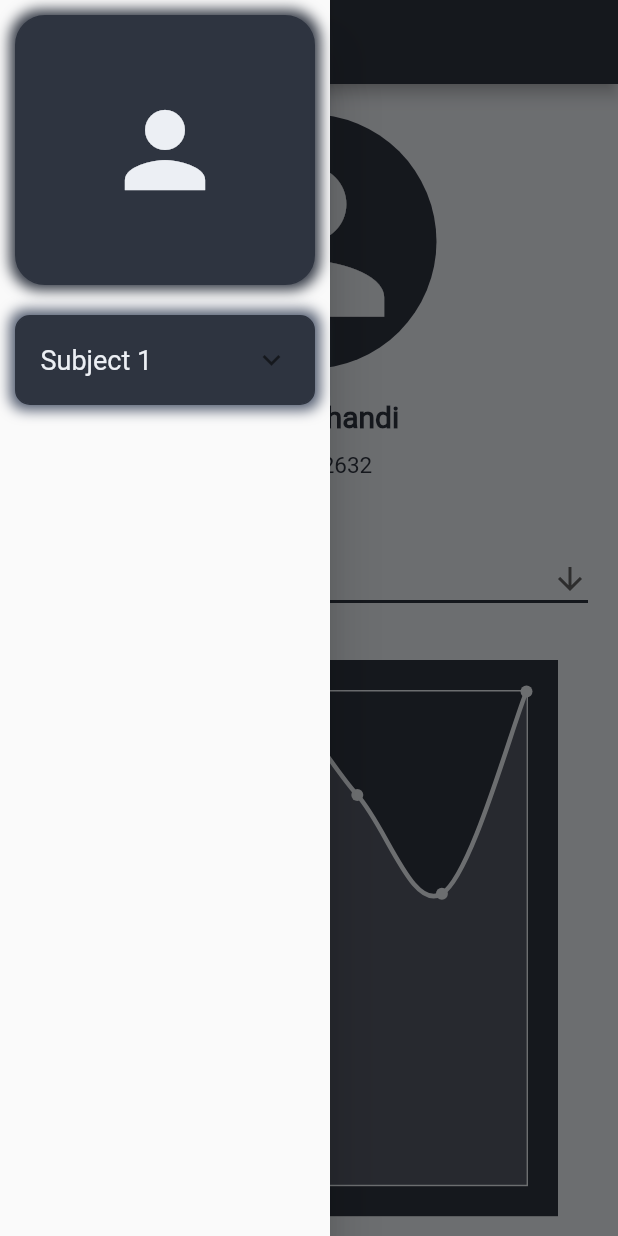
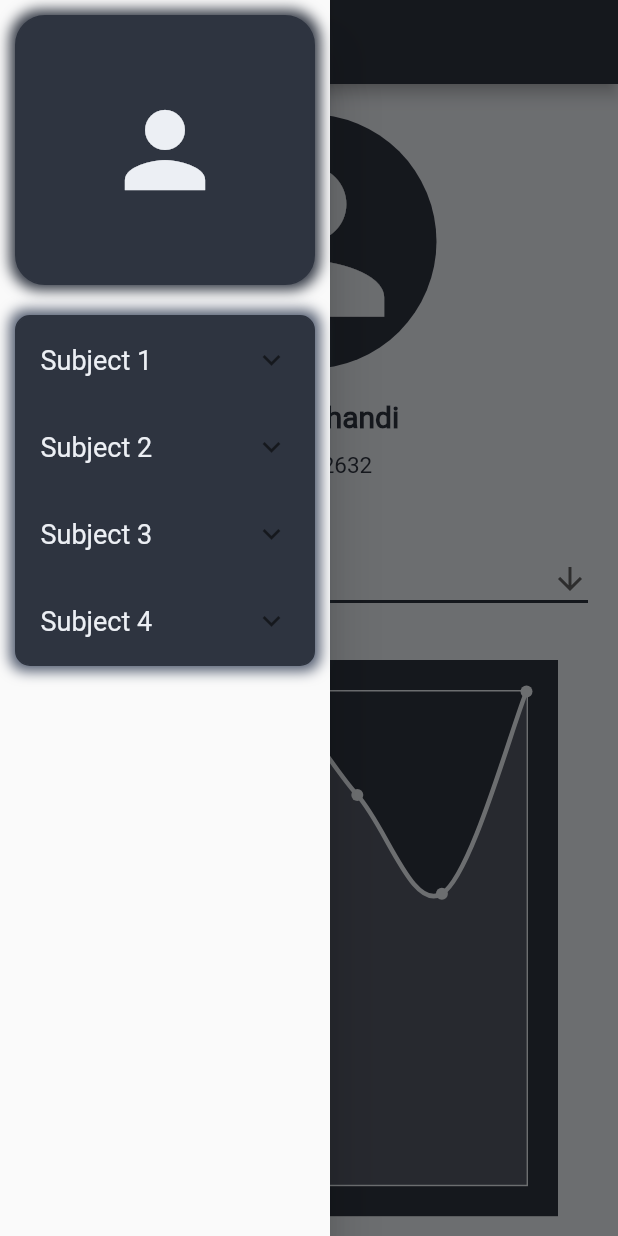
Before and after one commit to aldihsuhandi/SE-Bruh, a Flutter app: the screen it shows after launch, with the side drawer open, on a phone screen of 412 x 824 dp. Run offline on Flutter 3.47's test engine with Material 2 defaults, Android fonts, the phone set to English and light mode, and no system bars; drawn by our look-alikes of fl_chart; our stand-ins replace hexcolor.

Commit message:
rework drawer again

```diff
--- a/lib/main.dart
+++ b/lib/main.dart
@@ -22,8 +22,11 @@ void main()
     user.addScore("Physics", 100);
 
     // subject temporary file
-    // List<Subject> subjects = [];
-    // subjects.add(new Subject("Temp Subject"));
+    List<Subject> subjects = [];
+    subjects.add(new Subject("SU001", "Subject 1"));
+    subjects.add(new Subject("SU002", "Subject 2"));
+    subjects.add(new Subject("SU003", "Subject 3"));
+    subjects.add(new Subject("SU004", "Subject 4"));
 
-    runApp(MaterialApp(home: Profile(user)));
+    runApp(MaterialApp(home: Profile(user, subjects)));
 }
--- a/lib/widget/drawer.dart
+++ b/lib/widget/drawer.dart
@@ -4,12 +4,14 @@ import 'package:hexcolor/hexcolor.dart';
 // include other dart file
 import 'subject.dart';
 import '../src/user.dart';
+import '../src/subject.dart';
 
 class NavMenu extends StatelessWidget
 {
     final User user;
+    final List<Subject> subjects;
     final String currScreen;
-    NavMenu(this.user, this.currScreen);
+    NavMenu(this.user, this.subjects, this.currScreen);
     @override
     Widget build(BuildContext context)
     {
@@ -22,7 +24,7 @@ class NavMenu extends StatelessWidget
                     ),
                     children: <Widget> [
                         ProfileButton(user, currScreen),
-                        SubjectList(user),
+                        SubjectList(user, subjects),
                     ]
                 ),
             ),
@@ -82,10 +84,27 @@ class ProfileButton extends StatelessWidget
 class SubjectList extends StatelessWidget
 {
     final User user;
-    SubjectList(this.user);
+    final List<Subject> subjects;
+    SubjectList(this.user, this.subjects);
     @override
     Widget build(BuildContext context)
     {
+        List<Widget> subjectTile = [];
+
+        for(Subject subject in subjects) {
+            ExpansionTile temp = new ExpansionTile(
+                title: Text(
+                    subject.getSubjectName(),
+                    style: TextStyle(
+                        fontSize: 18,
+                        color: HexColor("#eceff4")
+                    ),
+                ),
+            );
+
+            subjectTile.add(temp);
+        }
+
         return Container(
             margin: EdgeInsets.all(10),
             decoration: BoxDecoration(
@@ -104,51 +123,7 @@ class SubjectList extends StatelessWidget
                 borderRadius: BorderRadius.all(Radius.circular(10)),
             ),
             child: Column(
-                children: [
-                    ExpansionTile(
-                        title: Text(
-                            "Subject 1",
-                            style: TextStyle(
-                                fontSize: 18,
-                                color: HexColor("#eceff4"),
-                            ),
-                        ),
-                        children: <Widget>[
-                            ListTile(
-                                title: Center(
-                                    child: Text(
-                                        "Session 1",
-                                        style: TextStyle(
-                                            fontSize: 15,
-                                            color: HexColor("#eceff4"),
-                                        ),
-                                    ),
-                                ),
-                                onTap: () {
-                                    Navigator.pop(context);
-                                    Navigator.push(
-                                        context,
-                                        MaterialPageRoute(builder: (context) => Sessionpage(user)),
-                                    );
-                                },
-                            ),
-                            ListTile(
-                                title: Center(
-                                    child: Text(
-                                        "Session 2",
-                                        style: TextStyle(
-                                            fontSize: 15,
-                                            color: HexColor("#eceff4"),
-                                        ),
-                                    ),
-                                ),
-                                onTap: () {
-                                    Navigator.pop(context);
-                                },
-                            )
-                        ],
-                    ),
-                ],
+                children: subjectTile
             ),
         );
     }
--- a/lib/widget/profile.dart
+++ b/lib/widget/profile.dart
@@ -5,11 +5,13 @@ import 'package:hexcolor/hexcolor.dart';
 import 'drawer.dart';
 import 'scorecharts.dart';
 import '../src/user.dart';
+import '../src/subject.dart';
 
 class Profile extends StatelessWidget
 {
     final User user;
-    Profile(this.user);
+    final List<Subject> subjects;
+    Profile(this.user, this.subjects);
     @override
     Widget build(BuildContext context)
     {
@@ -87,7 +89,7 @@ class Profile extends StatelessWidget
                     ),
                 ],
             ),
-            drawer: NavMenu(user, "profile"),
+            drawer: NavMenu(user, subjects, "profile"),
         );
     }
 }
--- a/lib/widget/subject.dart
+++ b/lib/widget/subject.dart
@@ -4,11 +4,13 @@ import 'package:hexcolor/hexcolor.dart';
 // import other file
 import 'drawer.dart';
 import '../src/user.dart';
+import '../src/subject.dart';
 
 class Sessionpage extends StatelessWidget {
     @override
     final User user;
-    Sessionpage(this.user);
+    final List<Subject> subjects;
+    Sessionpage(this.user, this.subjects);
     Widget build(BuildContext context) {
         return Scaffold(
             backgroundColor: HexColor("#eceff4"),
@@ -18,7 +20,7 @@ class Sessionpage extends StatelessWidget {
             ),
             body: ListView(
             ),
-            drawer: NavMenu(user, "subjectsession"),
+            drawer: NavMenu(user, subjects, "subjectsession"),
         );
     }
 }
```
Also changed, not shown: lib/src/session.dart (+6 -6 lines).
